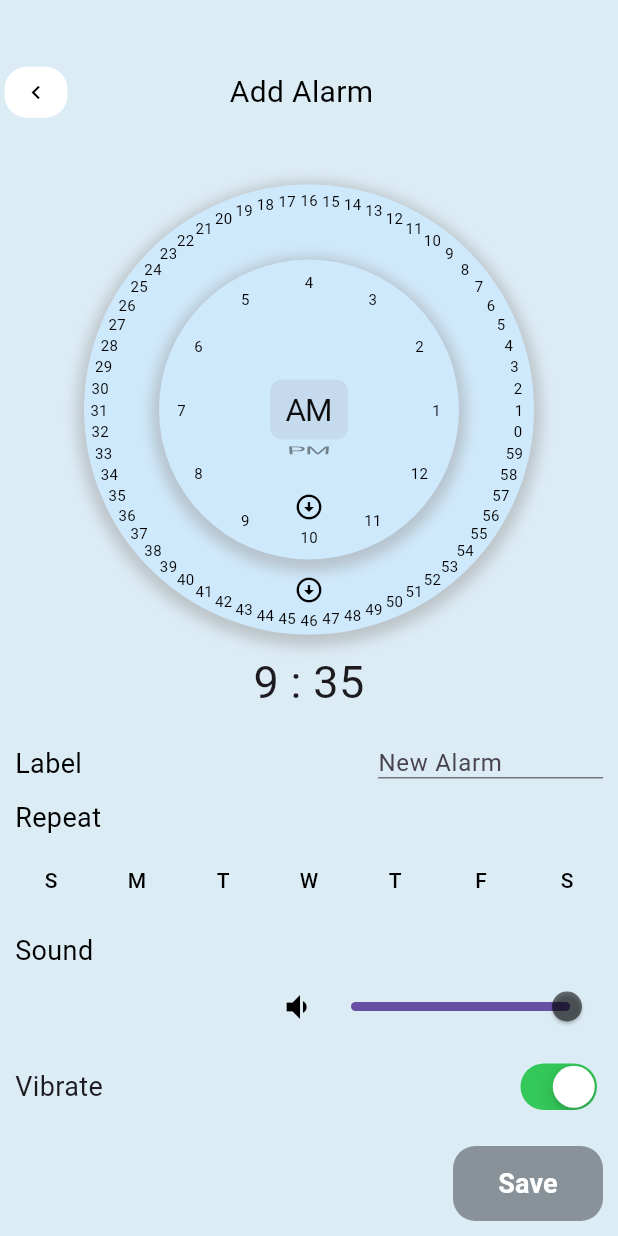
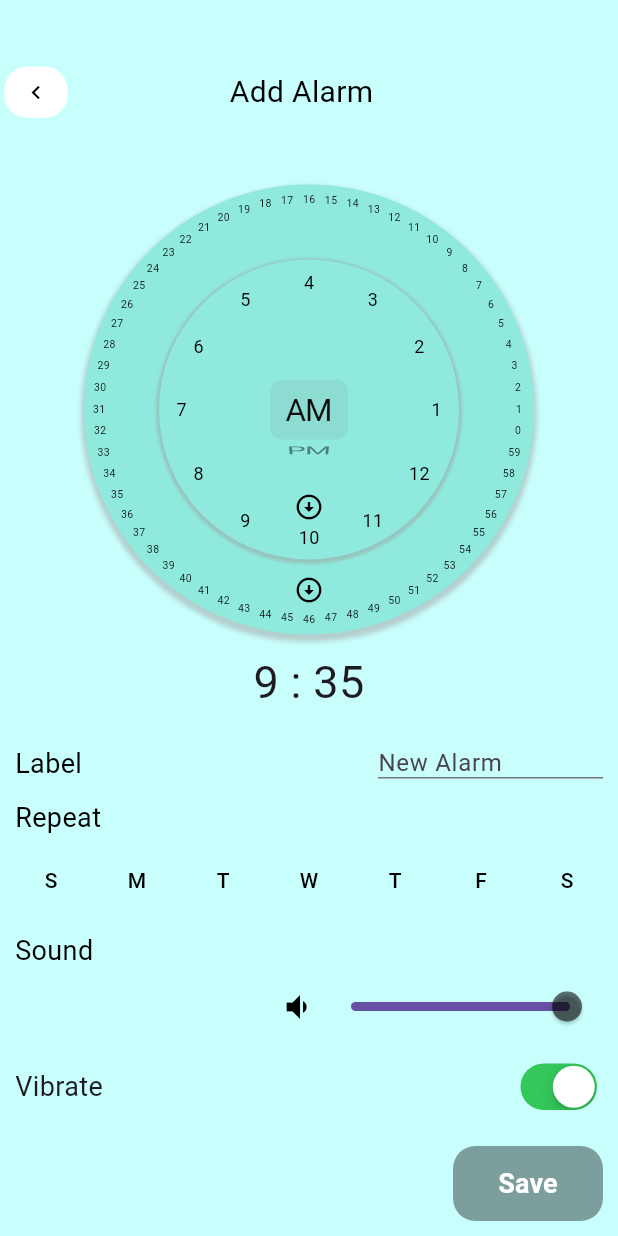
Before and after one commit to inshadaliqbal/MinimalAlarm, a Flutter app: the Malarm screen opened by its route, after a tap on the "add" icon, on a phone screen of 412 x 824 dp. Run offline on Flutter 3.47's test engine with Material 3 defaults, Android fonts, the phone set to English and light mode, and no system bars; our stand-ins replace file_picker, flutter_swipe_action_cell, permission_handler; missing offline and left inert: alarm, flutter_analog_clock, slide_digital_clock.

Commit message:
Major Alarm Function Done

```diff
--- a/lib/alarmsetpage.dart
+++ b/lib/alarmsetpage.dart
@@ -57,7 +57,6 @@ class _AlarmSetState extends State<AlarmSet> {
         return MainEngine();
       },
       child: Scaffold(
-        backgroundColor: const Color(0xFFFDCECF5),
         body: Container(
           child: Column(
             mainAxisAlignment: MainAxisAlignment.spaceAround,
@@ -124,6 +123,7 @@ class _AlarmSetState extends State<AlarmSet> {
                               widget.alarmCardClass.alarmTitle = value;
                             },
                             decoration: InputDecoration(
+
                               hintText: widget.alarmCardClass.alarmTitle
                             ),
                           ),
--- a/lib/buttons.dart
+++ b/lib/buttons.dart
@@ -17,13 +17,13 @@ class FAButton extends StatelessWidget {
   @override
   Widget build(BuildContext context) {
     return FloatingActionButton(
-      backgroundColor: Colors.black,
+      backgroundColor: Color(0xFF6DE6C2),
       shape: RoundedRectangleBorder(
         borderRadius: BorderRadius.circular(15),
       ),
       child: const Icon(
         Icons.add,
-        color: Colors.white,
+        color: Colors.black,
         size: 30,
       ),
       onPressed: () {
--- a/lib/imported_widget.dart
+++ b/lib/imported_widget.dart
@@ -51,12 +51,12 @@ class _RotatableDial1State extends State<RotatableDial1> {
         height: 300.0,
         decoration: BoxDecoration(
           shape: BoxShape.circle,
-          color: Color(0xFFCFE9FC),
+          color: Color(0xFF8FEADD),
           boxShadow: [
             BoxShadow(
               color: Colors.grey.withOpacity(0.5),
-              spreadRadius: 5,
-              blurRadius: 7,
+              spreadRadius: 2,
+              blurRadius: 2,
               offset: Offset(0, 3), // changes position of shadow
             ),
           ],
@@ -89,7 +89,7 @@ class _RotatableDial1State extends State<RotatableDial1> {
                     child: Text(
                       '${index + 1 == 60 ? index = 00 : index + 1}',
                       style: TextStyle(
-                        fontSize: 10.0,
+                        fontSize: 7.0,
                         color: Colors.black, // Change number text color
                       ),
                     ),
@@ -161,13 +161,13 @@ class _RotatableDialState extends State<RotatableDial> {
         height: 200.0,
         decoration: BoxDecoration(
           shape: BoxShape.circle,
-          color: Color(0xFFCFE9FC),
+          color: Color(0xFF8FEADD),
           boxShadow: [
             BoxShadow(
               color: Colors.grey.withOpacity(0.5),
-              spreadRadius: 5,
-              blurRadius: 7,
-              offset: Offset(0, 3),
+              spreadRadius: 2,
+              blurRadius: 1,
+              offset: Offset(0, 1),
             ),
           ],
         ),
@@ -199,7 +199,7 @@ class _RotatableDialState extends State<RotatableDial> {
                     child: Text(
                       '${index + 1}',
                       style: TextStyle(
-                        fontSize: 10.0,
+                        fontSize: 12.0,
                         color: Colors.black, // Change number text color
                       ),
                     ),
@@ -228,16 +228,21 @@ class AnalogClockContainer extends StatelessWidget {
   Widget build(BuildContext context) {
     return Center(
       child: Container(
+        height: 250,
+        width: 250,
         margin: const EdgeInsets.symmetric(horizontal: 40.0,vertical: 20.0),
         decoration: AnalogClockDecoration(),
         child: const AnalogClock(
+
+          hourNumbers: ['.','.','3','.','.','6','.','.','9','.','.','12'],
           hourHandLengthFactor: 0.8,
           hourHandWidthFactor: 0.5,
           minuteHandLengthFactor: 0.8,
           secondHandLengthFactor: 0.9,
-          dialColor: Color(0xFFCFE9FC),
+          dialColor: Color(0xFF8FEADD),
           markingColor: null,
-          hourNumberColor: null,
+          hourNumberColor: Colors.black,
+          hourNumberSizeFactor: 0.8,
           secondHandColor: Colors.redAccent,
         ),
       ),
--- a/lib/style.dart
+++ b/lib/style.dart
@@ -2,19 +2,16 @@ import 'package:flutter/material.dart';
 
 BoxDecoration AnalogClockDecoration() {
   return BoxDecoration(
-      // border: Border.all(
-      //   width: 10.0,
-      //   color: Colors.white70,
-      // ),
-      borderRadius: BorderRadius.circular(200),
+    borderRadius: BorderRadius.circular(200),
     boxShadow: [
       BoxShadow(
-        color: Colors.grey.withOpacity(0.5),
-        spreadRadius: 5,
-        blurRadius: 7,
-        offset: Offset(0, 3), // changes position of shadow
+        color: Colors.black.withOpacity(0.2),
+        spreadRadius: -2,
+        blurRadius: 5,
+        offset: Offset(0, 0), // changes position of shadow
       ),
-    ],);
+    ],
+  );
 }
 
 BoxDecoration AlarmCardDecoration() {
@@ -24,7 +21,7 @@ BoxDecoration AlarmCardDecoration() {
     //       color: Colors.black38, spreadRadius: .5, blurRadius: 0.5)
     // ],
     borderRadius: BorderRadius.circular(20),
-    color: Color(0xFFBAD8EB),
+    color: Color(0xFF8FEADD),
   );
 }
 
--- a/lib/welcomepage.dart
+++ b/lib/welcomepage.dart
@@ -18,21 +18,22 @@ class Malarm extends StatelessWidget {
     return Scaffold(
       appBar: AppBar(
         elevation: 0,
-        backgroundColor: Color(0xFFFDCECF5),
+        backgroundColor: Color(0xFFC8FFFD),
         title: Center(
           child: Text(
-            'Alarm',
+            'Minimal Alarm',
             style:
-                TextStyle(fontSize: 20, color: Colors.black, letterSpacing: 2),
+                TextStyle(fontFamily: 'Josefin',fontSize: 30, color: Colors.black, letterSpacing: 1,fontWeight: FontWeight.w400),
           ),
         ),
       ),
       floatingActionButton: const FAButton(),
-      backgroundColor: const Color(0xFFFDCECF5),
+      backgroundColor: const Color(0xFFC8FFFD),
       body: Column(
         children: [
           const AnalogClockContainer(),
           DigitalClock(
+            is24HourTimeFormat: false,
             hourMinuteDigitTextStyle: kDigitalClockText,
             secondDigitTextStyle: kDigitalClockText,
           ),
```
Also changed, not shown: lib/alarm_ring_page.dart (+50 -17 lines), lib/main.dart (+12 -14 lines), lib/provider_engine.dart (+14 -3 lines), pubspec.yaml (+4 -4 lines), fonts/Josefin.ttf (added).
